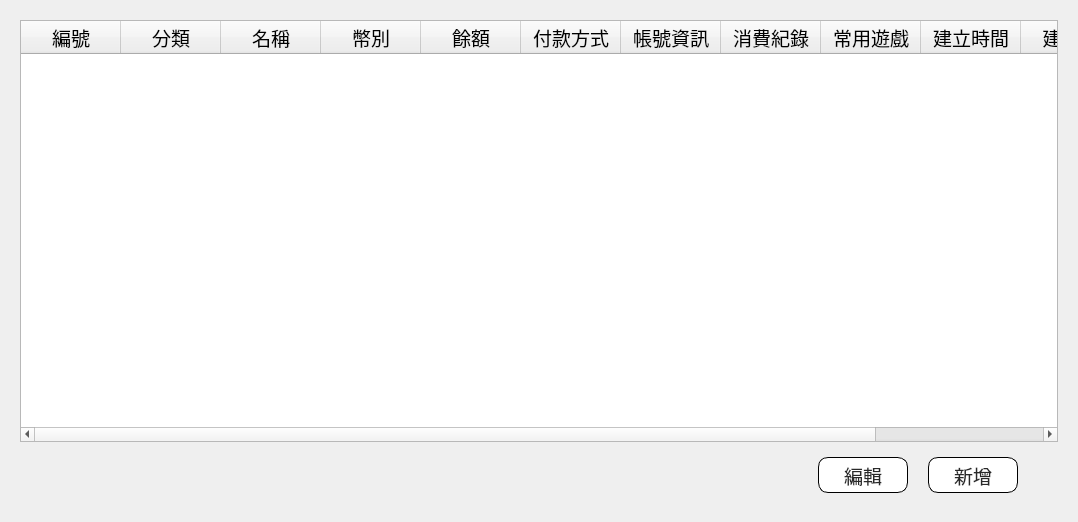
Qt form src/AdbClient/StageCustomerService/LayerCustomer.ui (roger0816/Adb) before a commit.
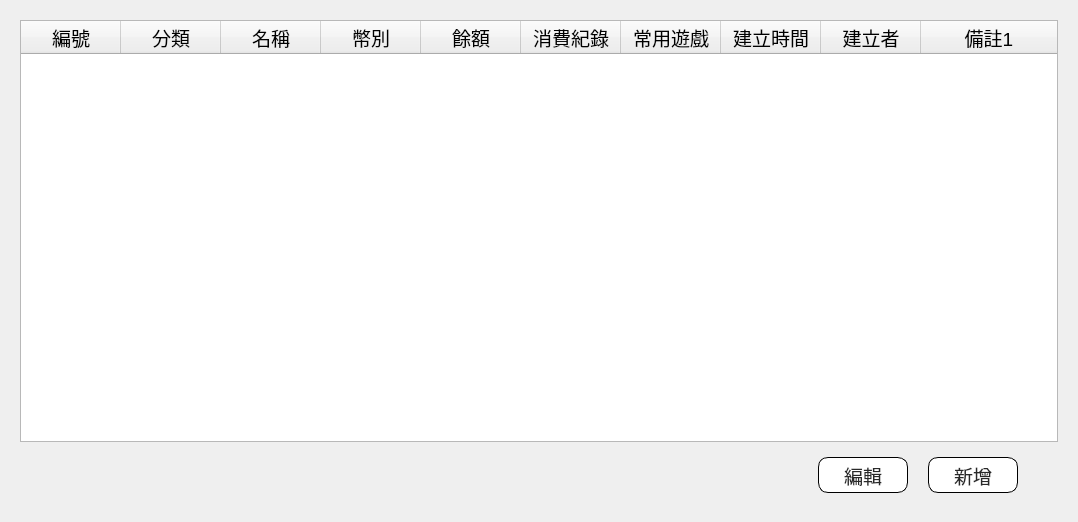
The same form after that commit.

The edit to the form file:
```diff
--- a/src/AdbClient/StageCustomerService/LayerCustomer.ui
+++ b/src/AdbClient/StageCustomerService/LayerCustomer.ui
@@ -88,16 +88,6 @@
           <string>餘額</string>
          </property>
         </column>
-        <column>
-         <property name="text">
-          <string>付款方式</string>
-         </property>
-        </column>
-        <column>
-         <property name="text">
-          <string>帳號資訊</string>
-         </property>
-        </column>
         <column>
          <property name="text">
           <string>消費紀錄</string>
```
